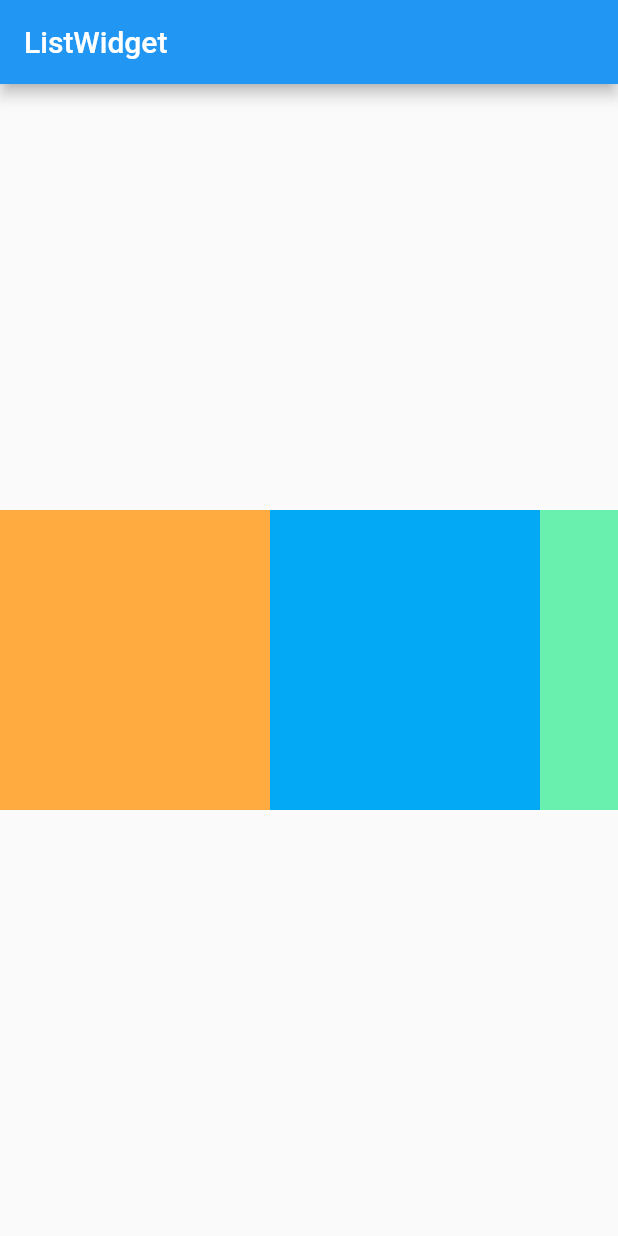
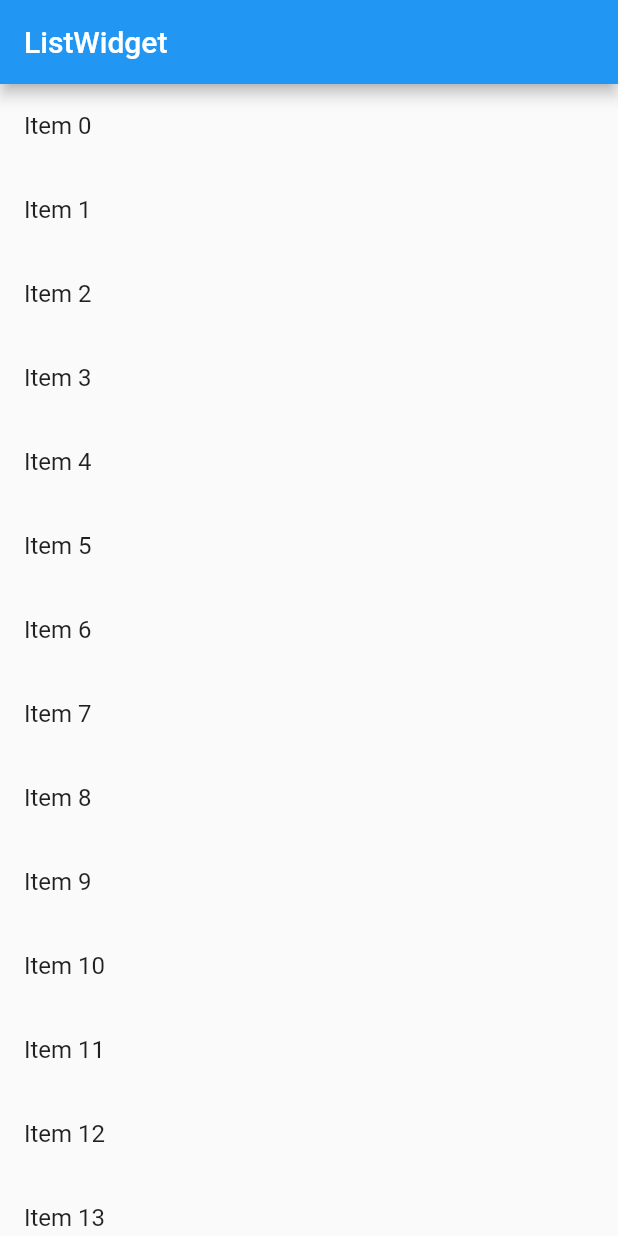
Before and after one commit to bluegang2018/tan, a Flutter app: the screen it shows after launch, on a phone screen of 412 x 824 dp. Run offline on Flutter 3.47's test engine with Material 2 defaults, Android fonts, the phone set to English and light mode, and no system bars.

Commit message:
动态列表

```diff
--- a/lib/main.dart
+++ b/lib/main.dart
@@ -1,8 +1,14 @@
 import 'package:flutter/material.dart';
 
-void main()=>runApp(MyApp());
+void main()=>runApp(MyApp(
+  items:new List<String>.generate(1000, (i) => "Item $i")
+));
 
 class MyApp extends StatelessWidget{
+
+  final List<String> items;
+  MyApp({Key key, @required this.items}):super(key:key);
+
   @override
   Widget build(BuildContext context){
     return MaterialApp(
@@ -11,13 +17,13 @@ class MyApp extends StatelessWidget{
         appBar: AppBar(
           title: Text('ListWidget'),
         ),
-        body: Center(
-          child: Container(
-            height: 200.0,
-            child: LowList(),
-
-          ),
-
+        body: new ListView.builder(
+          itemCount: items.length,
+          itemBuilder: (context,index){
+            return new ListTile(
+              title: new Text('${items[index]}'),
+            );
+          },
         )
       )
     );
```
